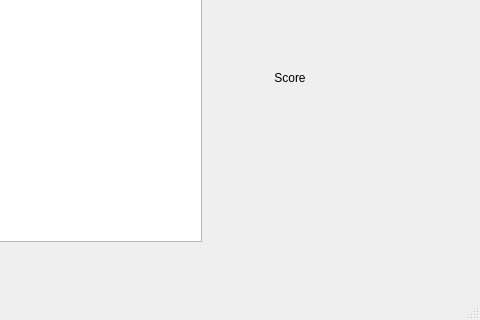
This is Game/mainwindow.ui in thyo9470/The-Thunder-Dungeon as Qt 5 draws it before an edit; both pictures show x 320 to 800 and y 280 to 600 of the 800 by 600 pixel window. The edited form follows.
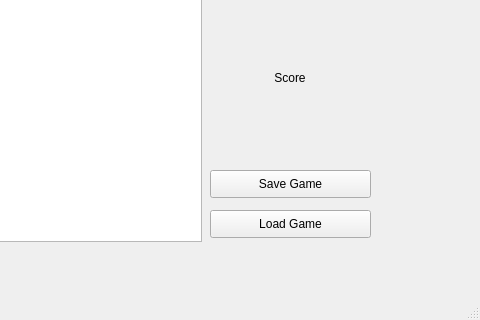
This is the edited form.

Diff of the .ui file:
```diff
--- a/Game/mainwindow.ui
+++ b/Game/mainwindow.ui
@@ -103,6 +103,32 @@
      </item>
     </layout>
    </widget>
+   <widget class="QPushButton" name="save_button">
+    <property name="geometry">
+     <rect>
+      <x>530</x>
+      <y>450</y>
+      <width>161</width>
+      <height>28</height>
+     </rect>
+    </property>
+    <property name="text">
+     <string>Save Game</string>
+    </property>
+   </widget>
+   <widget class="QPushButton" name="load_button">
+    <property name="geometry">
+     <rect>
+      <x>530</x>
+      <y>490</y>
+      <width>161</width>
+      <height>28</height>
+     </rect>
+    </property>
+    <property name="text">
+     <string>Load Game</string>
+    </property>
+   </widget>
   </widget>
   <widget class="QMenuBar" name="menubar">
    <property name="geometry">
```
Left out of the diff: 2 changed lines with no effect on the pictures.
